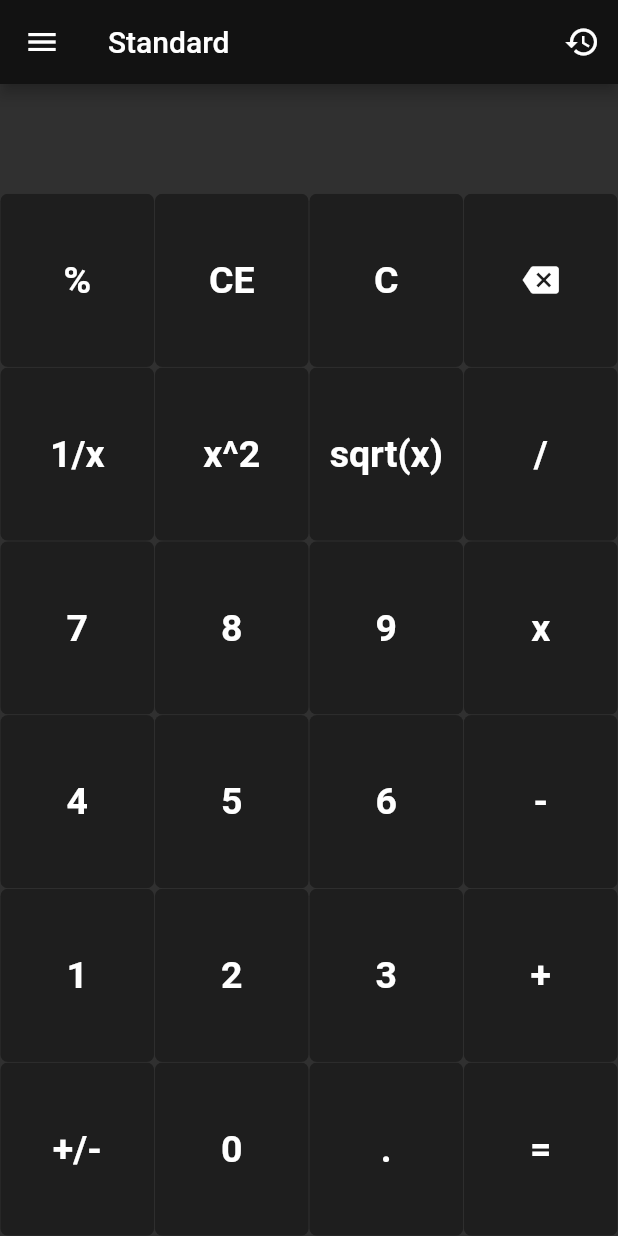
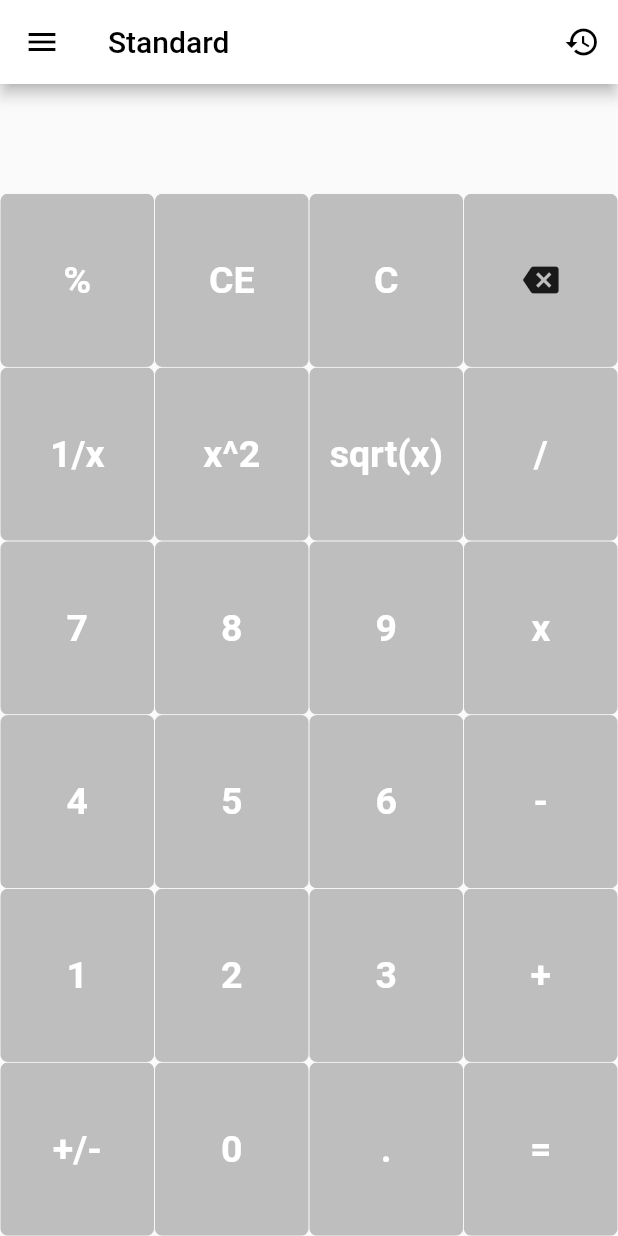
Before and after one commit to Vayth/flutter-calculator, a Flutter app: the screen it shows after launch, on a phone screen of 412 x 824 dp. Run offline on Flutter 3.47's test engine with Material 2 defaults, Android fonts, the phone set to English and light mode, and no system bars; our stand-ins replace flutter_riverpod, freezed_annotation.

Commit message:
update number button colors

```diff
--- a/lib/core/colors.dart
+++ b/lib/core/colors.dart
@@ -0,0 +1,7 @@
+import 'package:flutter/material.dart';
+
+extension ColorSchemeExtension on ColorScheme {
+  Color get numberButton => brightness == Brightness.light
+      ? const Color.fromARGB(255, 190, 190, 190)
+      : const Color.fromARGB(255, 30, 30, 30);
+}
--- a/lib/core/enums.dart
+++ b/lib/core/enums.dart
@@ -2,3 +2,8 @@ class CalculatorType {
   static const String standard = "Standard";
   static const String scientific = "Scientific";
 }
+
+class ButtonType {
+  static const int number = 0;
+  static const int operator = 1;
+}
--- a/lib/main.dart
+++ b/lib/main.dart
@@ -14,9 +14,16 @@ class MyApp extends StatelessWidget {
   Widget build(BuildContext context) {
     return MaterialApp(
       title: 'Flutter Demo',
-      theme: ThemeData(brightness: Brightness.light),
-      darkTheme: ThemeData(colorScheme: const ColorScheme.dark(primary: Colors.white)),
-      themeMode: ThemeMode.dark,
+      theme: ThemeData(
+          colorScheme: const ColorScheme.light(
+        primary: Colors.white,
+        onPrimary: Colors.black,
+      )),
+      darkTheme: ThemeData(
+          colorScheme: const ColorScheme.dark(
+        primary: Colors.white,
+      )),
+      themeMode: ThemeMode.system,
       home: const StandardScreen(),
       debugShowCheckedModeBanner: false,
     );
--- a/lib/presentation/widgets/button.dart
+++ b/lib/presentation/widgets/button.dart
@@ -1,23 +1,24 @@
 import 'package:flutter/material.dart';
+import 'package:flutter_calculator/core/colors.dart';
+import 'package:flutter_calculator/core/enums.dart';
 import 'package:flutter_riverpod/flutter_riverpod.dart';
 
 import '../../application/providers/calculator_provider.dart';
 
 class Button extends ConsumerWidget {
-  static const _defaultColor = Color.fromARGB(255, 30, 30, 30);
   static const _defaultTextColor = Colors.white;
 
-  final Color? color;
   final Color? textColor;
   final String text;
   final Widget icon;
+  final int buttonType;
   final void Function()? buttontapped;
 
   const Button({
-    this.color = _defaultColor,
     this.textColor = _defaultTextColor,
     this.text = "",
     this.icon = const SizedBox.shrink(),
+    this.buttonType = ButtonType.number,
     this.buttontapped,
     Key? key,
   }) : super(key: key);
@@ -46,7 +47,7 @@ class Button extends ConsumerWidget {
           borderRadius: BorderRadius.circular(5),
           child: Container(
             constraints: const BoxConstraints(maxHeight: 20, maxWidth: 20),
-            color: color,
+            color: getColor(context, buttonType),
             child: Center(
               child: content,
             ),
@@ -55,4 +56,13 @@ class Button extends ConsumerWidget {
       ),
     );
   }
+
+  Color getColor(BuildContext context, int buttonType) {
+    switch (buttonType) {
+      case ButtonType.number:
+        return Theme.of(context).colorScheme.numberButton;
+      default:
+        return Colors.transparent;
+    }
+  }
 }
```
Also changed, not shown: 1 other file.
